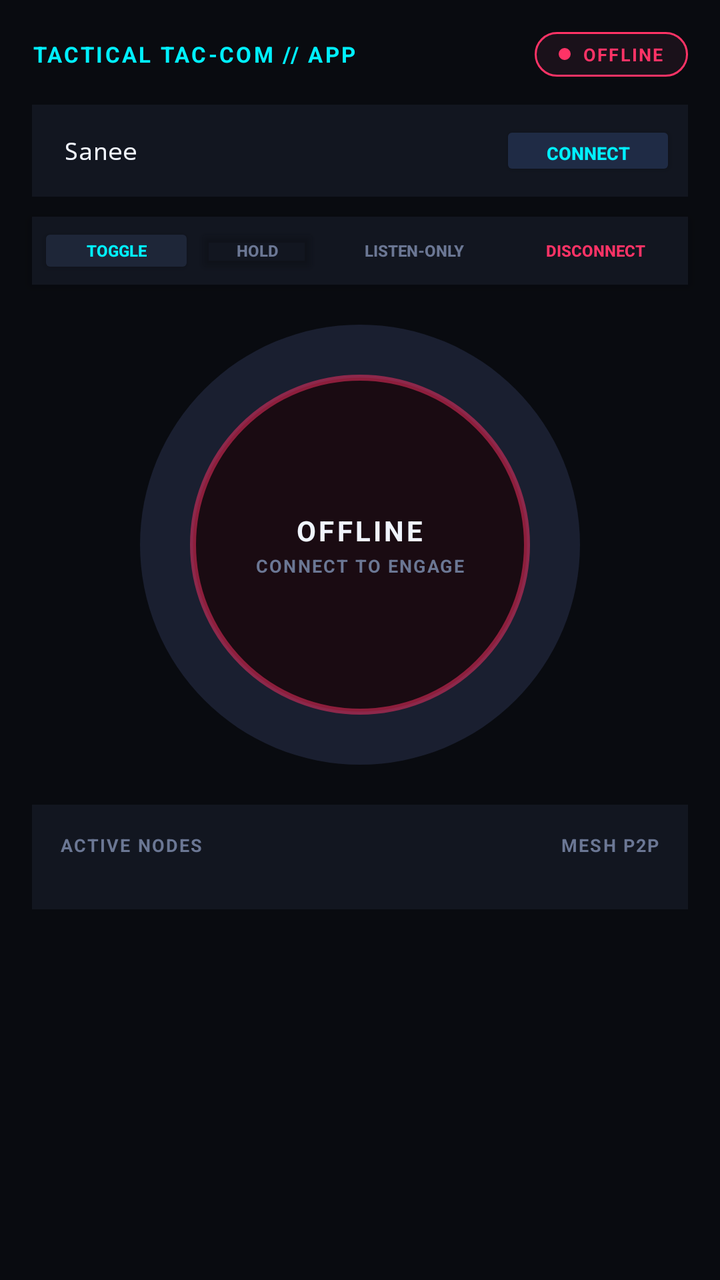
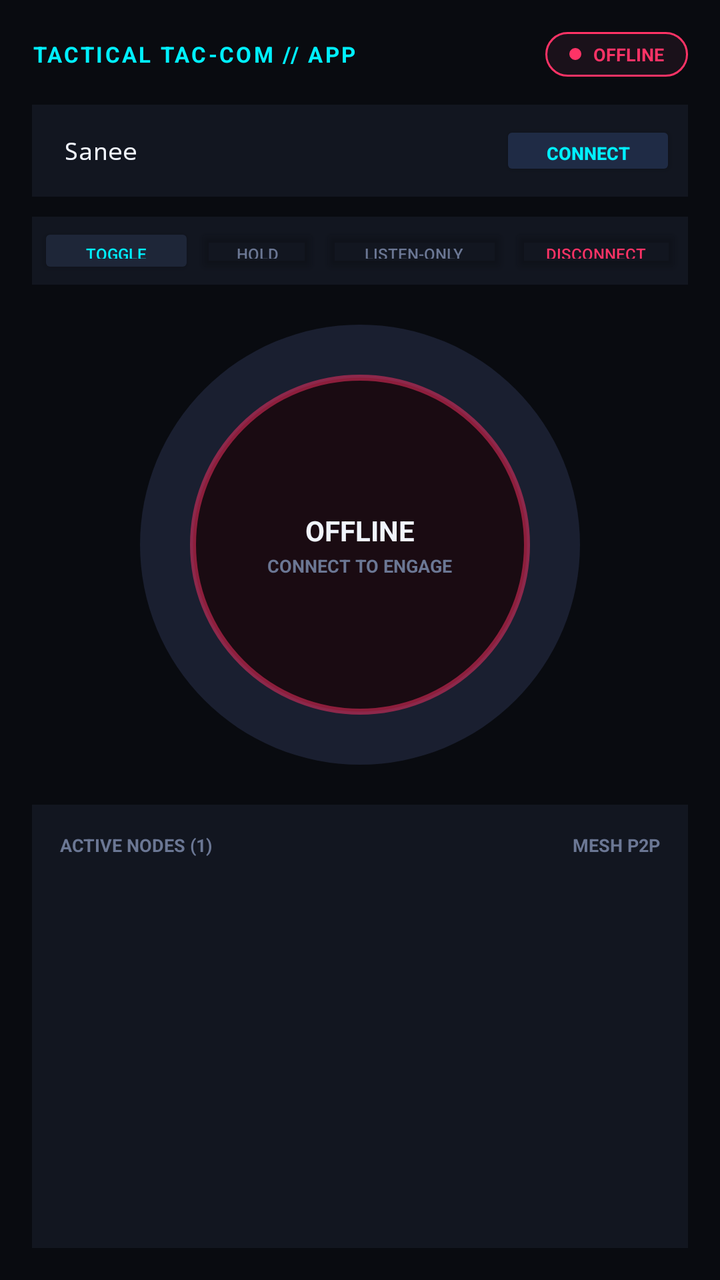

The first picture is an Android layout as it rendered before a commit; the second is the same layout after the commit. The layout source and the unified diff follow.
<!-- AndroidManifest.xml: application theme Theme.AppCompat.NoActionBar -->
<!-- res/layout/activity_main.xml -->
<?xml version="1.0" encoding="utf-8"?>
<LinearLayout xmlns:android="http://schemas.android.com/apk/res/android"
    android:layout_width="match_parent"
    android:layout_height="match_parent"
    android:orientation="vertical"
    android:gravity="center_horizontal"
    android:padding="16dp"
    android:background="#090b10"
    android:clipToPadding="false">

    
    <LinearLayout
        android:layout_width="match_parent"
        android:layout_height="wrap_content"
        android:orientation="horizontal"
        android:gravity="center_vertical"
        android:layout_marginBottom="14dp">

        <TextView
            android:layout_width="0dp"
            android:layout_height="wrap_content"
            android:layout_weight="1"
            android:text="TACTICAL TAC-COM // APP"
            android:textColor="#00f0ff"
            android:textSize="11sp"
            android:textStyle="bold"
            android:letterSpacing="0.1" />

        <LinearLayout
            android:id="@+id/statusBadge"
            android:layout_width="wrap_content"
            android:layout_height="wrap_content"
            android:orientation="horizontal"
            android:gravity="center_vertical"
            android:paddingHorizontal="12dp"
            android:paddingVertical="5dp"
            android:background="@drawable/bg_status_offline">

            <View
                android:id="@+id/statusIndicator"
                android:layout_width="6dp"
                android:layout_height="6dp"
                android:background="@drawable/dot_red"
                android:layout_marginEnd="6dp" />

            <TextView
                android:id="@+id/statusText"
                android:layout_width="wrap_content"
                android:layout_height="wrap_content"
                android:text="OFFLINE"
                android:textColor="#ff3366"
                android:textSize="9sp"
                android:textStyle="bold"
                android:letterSpacing="0.08" />
        </LinearLayout>
    </LinearLayout>

    
    <LinearLayout
        android:layout_width="match_parent"
        android:layout_height="wrap_content"
        android:orientation="horizontal"
        android:gravity="center_vertical"
        android:layout_marginBottom="10dp"
        android:background="#121620"
        android:padding="6dp">

        <EditText
            android:id="@+id/callsignInput"
            android:layout_width="0dp"
            android:layout_height="34dp"
            android:layout_weight="1"
            android:hint="Operator"
            android:text="Sanee"
            android:textColor="#f0f4fc"
            android:textColorHint="#6b7794"
            android:background="@null"
            android:paddingHorizontal="10dp"
            android:textSize="12sp"
            android:fontFamily="monospace"
            android:gravity="center_vertical" />

        <Button
            android:id="@+id/connectToggleBtn"
            android:layout_width="wrap_content"
            android:layout_height="30dp"
            android:text="CONNECT"
            android:textSize="9sp"
            android:textStyle="bold"
            android:textColor="#00f0ff"
            android:backgroundTint="#1f2b45"
            android:insetTop="0dp"
            android:insetBottom="0dp" />
    </LinearLayout>

    
    <LinearLayout
        android:layout_width="match_parent"
        android:layout_height="wrap_content"
        android:orientation="horizontal"
        android:background="#121620"
        android:padding="3dp"
        android:elevation="4dp"
        android:layout_marginBottom="20dp"
        android:gravity="center">

        <Button
            android:id="@+id/modeToggleBtn"
            android:layout_width="0dp"
            android:layout_height="28dp"
            android:layout_weight="1"
            android:text="TOGGLE"
            android:textSize="8sp"
            android:textStyle="bold"
            android:textColor="#00f0ff"
            android:backgroundTint="#1e2638"
            android:insetTop="0dp"
            android:insetBottom="0dp"
            android:padding="2dp" />

        <Button
            android:id="@+id/modeHoldBtn"
            android:layout_width="0dp"
            android:layout_height="28dp"
            android:layout_weight="0.8"
            android:text="HOLD"
            android:textSize="8sp"
            android:textStyle="bold"
            android:textColor="#6b7794"
            android:backgroundTint="@android:color/transparent"
            android:insetTop="0dp"
            android:insetBottom="0dp"
            android:padding="2dp" />

        <Button
            android:id="@+id/rxOnlyBtn"
            android:layout_width="0dp"
            android:layout_height="28dp"
            android:layout_weight="1.2"
            android:text="LISTEN-ONLY"
            android:textSize="8sp"
            android:textStyle="bold"
            android:textColor="#6b7794"
            android:backgroundTint="@android:color/transparent"
            android:insetTop="0dp"
            android:insetBottom="0dp"
            android:enabled="false"
            android:padding="2dp" />

        <Button
            android:id="@+id/disconnectBtn"
            android:layout_width="0dp"
            android:layout_height="28dp"
            android:layout_weight="1.1"
            android:text="DISCONNECT"
            android:textSize="8sp"
            android:textStyle="bold"
            android:textColor="#ff3366"
            android:backgroundTint="@android:color/transparent"
            android:insetTop="0dp"
            android:insetBottom="0dp"
            android:enabled="false"
            android:padding="2dp" />
    </LinearLayout>

    
    <FrameLayout
        android:id="@+id/pttTouchArea"
        android:layout_width="220dp"
        android:layout_height="220dp"
        android:gravity="center"
        android:clickable="true"
        android:focusable="true"
        android:layout_marginBottom="20dp">

        <View
            android:id="@+id/glowRing"
            android:layout_width="match_parent"
            android:layout_height="match_parent"
            android:background="@drawable/bg_glow_idle" />

        <View
            android:id="@+id/pttVisualCircle"
            android:layout_width="170dp"
            android:layout_height="170dp"
            android:layout_gravity="center"
            android:background="@drawable/bg_ptt_idle" />

        
        <LinearLayout
            android:layout_width="wrap_content"
            android:layout_height="wrap_content"
            android:layout_gravity="center"
            android:orientation="vertical"
            android:gravity="center"
            android:clickable="false">

            <TextView
                android:id="@+id/pttText"
                android:layout_width="wrap_content"
                android:layout_height="wrap_content"
                android:text="OFFLINE"
                android:textColor="#f0f4fc"
                android:textSize="14sp"
                android:textStyle="bold"
                android:letterSpacing="0.1" />

            <TextView
                android:id="@+id/pttSub"
                android:layout_width="wrap_content"
                android:layout_height="wrap_content"
                android:text="CONNECT TO ENGAGE"
                android:textColor="#6b7794"
                android:textSize="9sp"
                android:textStyle="bold"
                android:letterSpacing="0.08"
                android:layout_marginTop="2dp" />
        </LinearLayout>
    </FrameLayout>

    
    <LinearLayout
        android:layout_width="match_parent"
        android:layout_height="wrap_content"
        android:background="#121620"
        android:padding="14dp"
        android:orientation="vertical">

        <LinearLayout
            android:layout_width="match_parent"
            android:layout_height="wrap_content"
            android:orientation="horizontal"
            android:paddingBottom="6dp"
            android:layout_marginBottom="6dp">

            <TextView
                android:layout_width="0dp"
                android:layout_height="wrap_content"
                android:layout_weight="1"
                android:text="ACTIVE NODES"
                android:textColor="#6b7794"
                android:textSize="9sp"
                android:textStyle="bold"
                android:letterSpacing="0.08" />

            <TextView
                android:layout_width="wrap_content"
                android:layout_height="wrap_content"
                android:text="MESH P2P"
                android:textColor="#6b7794"
                android:textSize="9sp"
                android:textStyle="bold"
                android:letterSpacing="0.08" />
        </LinearLayout>

        <LinearLayout
            android:id="@+id/selfSquadItem"
            android:layout_width="match_parent"
            android:layout_height="wrap_content"
            android:orientation="horizontal"
            android:gravity="center_vertical"
            android:visibility="gone"
            android:background="#1e2638"
            android:padding="8dp">

            <View
                android:layout_width="6dp"
                android:layout_height="6dp"
                android:background="@drawable/dot_green"
                android:layout_marginEnd="8dp" />

            <TextView
                android:id="@+id/displayCallsign"
                android:layout_width="0dp"
                android:layout_height="wrap_content"
                android:layout_weight="1"
                android:text="Sanee"
                android:textColor="#f0f4fc"
                android:textSize="11sp"
                android:textStyle="bold" />

            <TextView
                android:layout_width="wrap_content"
                android:layout_height="wrap_content"
                android:text="YOU"
                android:textColor="#00f0ff"
                android:textSize="8sp"
                android:textStyle="bold"
                android:background="#1f2b45"
                android:paddingHorizontal="6dp"
                android:paddingVertical="2dp" />
        </LinearLayout>
    </LinearLayout>

</LinearLayout>
<!-- resources referenced by this layout -->
<resources>
  <!-- drawable bg_glow_idle (drawable) -->
  <shape xmlns:android="http://schemas.android.com/apk/res/android" android:shape="oval">
      <solid android:color="#1a1f30" />
  </shape>
  <!-- drawable bg_ptt_idle (drawable) -->
  <shape xmlns:android="http://schemas.android.com/apk/res/android" android:shape="oval">
      <solid android:color="#1a0b12" />
      <stroke android:width="3dp" android:color="#80ff3366" />
  </shape>
  <!-- drawable bg_status_offline (drawable) -->
  <shape xmlns:android="http://schemas.android.com/apk/res/android" android:shape="rectangle">
      <solid android:color="#1a111a" />
      <stroke android:width="1dp" android:color="#ff3366" />
      <corners android:radius="999dp" />
  </shape>
  <!-- drawable dot_green (drawable) -->
  <shape xmlns:android="http://schemas.android.com/apk/res/android" android:shape="oval">
      <solid android:color="#00ff88" />
  </shape>
  <!-- drawable dot_red (drawable) -->
  <shape xmlns:android="http://schemas.android.com/apk/res/android" android:shape="oval">
      <solid android:color="#ff3366" />
  </shape>
</resources>

<!-- the commit's change to res/layout/activity_main.xml (unified diff, before → after) -->
@@ -5,8 +5,7 @@
     android:orientation="vertical"
     android:gravity="center_horizontal"
     android:padding="16dp"
-    android:background="#090b10"
-    android:clipToPadding="false">
+    android:background="#090b10">
 
     
     <LinearLayout
@@ -50,8 +49,7 @@
                 android:text="OFFLINE"
                 android:textColor="#ff3366"
                 android:textSize="9sp"
-                android:textStyle="bold"
-                android:letterSpacing="0.08" />
+                android:textStyle="bold" />
         </LinearLayout>
     </LinearLayout>
 
@@ -77,8 +75,7 @@
             android:background="@null"
             android:paddingHorizontal="10dp"
             android:textSize="12sp"
-            android:fontFamily="monospace"
-            android:gravity="center_vertical" />
+            android:fontFamily="monospace" />
 
         <Button
             android:id="@+id/connectToggleBtn"
@@ -88,9 +85,7 @@
             android:textSize="9sp"
             android:textStyle="bold"
             android:textColor="#00f0ff"
-            android:backgroundTint="#1f2b45"
-            android:insetTop="0dp"
-            android:insetBottom="0dp" />
+            android:backgroundTint="#1f2b45" />
     </LinearLayout>
 
     
@@ -100,7 +95,6 @@
         android:orientation="horizontal"
         android:background="#121620"
         android:padding="3dp"
-        android:elevation="4dp"
         android:layout_marginBottom="20dp"
         android:gravity="center">
 
@@ -111,12 +105,8 @@
             android:layout_weight="1"
             android:text="TOGGLE"
             android:textSize="8sp"
-            android:textStyle="bold"
             android:textColor="#00f0ff"
-            android:backgroundTint="#1e2638"
-            android:insetTop="0dp"
-            android:insetBottom="0dp"
-            android:padding="2dp" />
+            android:backgroundTint="#1e2638" />
 
         <Button
             android:id="@+id/modeHoldBtn"
@@ -125,12 +115,8 @@
             android:layout_weight="0.8"
             android:text="HOLD"
             android:textSize="8sp"
-            android:textStyle="bold"
             android:textColor="#6b7794"
-            android:backgroundTint="@android:color/transparent"
-            android:insetTop="0dp"
-            android:insetBottom="0dp"
-            android:padding="2dp" />
+            android:backgroundTint="@android:color/transparent" />
 
         <Button
             android:id="@+id/rxOnlyBtn"
@@ -139,13 +125,8 @@
             android:layout_weight="1.2"
             android:text="LISTEN-ONLY"
             android:textSize="8sp"
-            android:textStyle="bold"
             android:textColor="#6b7794"
-            android:backgroundTint="@android:color/transparent"
-            android:insetTop="0dp"
-            android:insetBottom="0dp"
-            android:enabled="false"
-            android:padding="2dp" />
+            android:backgroundTint="@android:color/transparent" />
 
         <Button
             android:id="@+id/disconnectBtn"
@@ -154,13 +135,8 @@
             android:layout_weight="1.1"
             android:text="DISCONNECT"
             android:textSize="8sp"
-            android:textStyle="bold"
             android:textColor="#ff3366"
-            android:backgroundTint="@android:color/transparent"
-            android:insetTop="0dp"
-            android:insetBottom="0dp"
-            android:enabled="false"
-            android:padding="2dp" />
+            android:backgroundTint="@android:color/transparent" />
     </LinearLayout>
 
     
@@ -168,7 +144,6 @@
         android:id="@+id/pttTouchArea"
         android:layout_width="220dp"
         android:layout_height="220dp"
-        android:gravity="center"
         android:clickable="true"
         android:focusable="true"
         android:layout_marginBottom="20dp">
@@ -186,14 +161,12 @@
             android:layout_gravity="center"
             android:background="@drawable/bg_ptt_idle" />
 
-        
         <LinearLayout
             android:layout_width="wrap_content"
             android:layout_height="wrap_content"
             android:layout_gravity="center"
             android:orientation="vertical"
-            android:gravity="center"
-            android:clickable="false">
+            android:gravity="center">
 
             <TextView
                 android:id="@+id/pttText"
@@ -202,8 +175,7 @@
                 android:text="OFFLINE"
                 android:textColor="#f0f4fc"
                 android:textSize="14sp"
-                android:textStyle="bold"
-                android:letterSpacing="0.1" />
+                android:textStyle="bold" />
 
             <TextView
                 android:id="@+id/pttSub"
@@ -213,7 +185,6 @@
                 android:textColor="#6b7794"
                 android:textSize="9sp"
                 android:textStyle="bold"
-                android:letterSpacing="0.08"
                 android:layout_marginTop="2dp" />
         </LinearLayout>
     </FrameLayout>
@@ -221,7 +192,8 @@
     
     <LinearLayout
         android:layout_width="match_parent"
-        android:layout_height="wrap_content"
+        android:layout_height="0dp"
+        android:layout_weight="1"
         android:background="#121620"
         android:padding="14dp"
         android:orientation="vertical">
@@ -230,18 +202,17 @@
             android:layout_width="match_parent"
             android:layout_height="wrap_content"
             android:orientation="horizontal"
-            android:paddingBottom="6dp"
             android:layout_marginBottom="6dp">
 
             <TextView
+                android:id="@+id/activeNodesHeader"
                 android:layout_width="0dp"
                 android:layout_height="wrap_content"
                 android:layout_weight="1"
-                android:text="ACTIVE NODES"
+                android:text="ACTIVE NODES (1)"
                 android:textColor="#6b7794"
                 android:textSize="9sp"
-                android:textStyle="bold"
-                android:letterSpacing="0.08" />
+                android:textStyle="bold" />
 
             <TextView
                 android:layout_width="wrap_content"
@@ -249,47 +220,60 @@
                 android:text="MESH P2P"
                 android:textColor="#6b7794"
                 android:textSize="9sp"
-                android:textStyle="bold"
-                android:letterSpacing="0.08" />
+                android:textStyle="bold" />
         </LinearLayout>
 
-        <LinearLayout
-            android:id="@+id/selfSquadItem"
+        <ScrollView
             android:layout_width="match_parent"
-            android:layout_height="wrap_content"
-            android:orientation="horizontal"
-            android:gravity="center_vertical"
-            android:visibility="gone"
-            android:background="#1e2638"
-            android:padding="8dp">
-
-            <View
-                android:layout_width="6dp"
-                android:layout_height="6dp"
-                android:background="@drawable/dot_green"
-                android:layout_marginEnd="8dp" />
-
-            <TextView
-                android:id="@+id/displayCallsign"
-                android:layout_width="0dp"
-                android:layout_height="wrap_content"
-                android:layout_weight="1"
-                android:text="Sanee"
-                android:textColor="#f0f4fc"
-                android:textSize="11sp"
-                android:textStyle="bold" />
-
-            <TextView
-                android:layout_width="wrap_content"
-                android:layout_height="wrap_content"
-                android:text="YOU"
-                android:textColor="#00f0ff"
-                android:textSize="8sp"
-                android:textStyle="bold"
-                android:background="#1f2b45"
-                android:paddingHorizontal="6dp"
-                android:paddingVertical="2dp" />
-        </LinearLayout>
+            android:layout_height="match_parent">
+
+            <LinearLayout
+                android:id="@+id/nodesContainer"
+                android:layout_width="match_parent"
+                android:layout_height="wrap_content"
+                android:orientation="vertical">
+
+                <LinearLayout
+                    android:id="@+id/selfSquadItem"
+                    android:layout_width="match_parent"
+                    android:layout_height="wrap_content"
+                    android:orientation="horizontal"
+                    android:gravity="center_vertical"
+                    android:visibility="gone"
+                    android:background="#1e2638"
+                    android:padding="8dp"
+                    android:layout_marginBottom="4dp">
+
+                    <View
+                        android:layout_width="6dp"
+                        android:layout_height="6dp"
+                        android:background="@drawable/dot_green"
+                        android:layout_marginEnd="8dp" />
+
+                    <TextView
+                        android:id="@+id/displayCallsign"
+                        android:layout_width="0dp"
+                        android:layout_height="wrap_content"
+                        android:layout_weight="1"
+                        android:text="Sanee"
+                        android:textColor="#f0f4fc"
+                        android:textSize="11sp"
+                        android:textStyle="bold" />
+
+                    <TextView
+                        android:layout_width="wrap_content"
+                        android:layout_height="wrap_content"
+                        android:text="YOU"
+                        android:textColor="#00f0ff"
+                        android:textSize="8sp"
+                        android:textStyle="bold"
+                        android:background="#1f2b45"
+                        android:paddingHorizontal="6dp"
+                        android:paddingVertical="2dp" />
+                </LinearLayout>
+
+            </LinearLayout>
+        </ScrollView>
     </LinearLayout>
 
 </LinearLayout>
